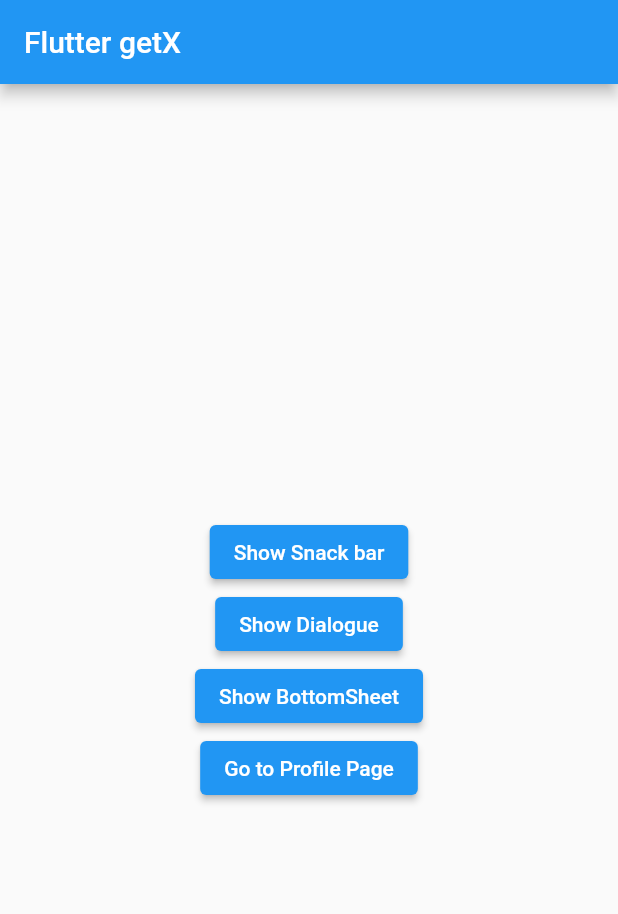
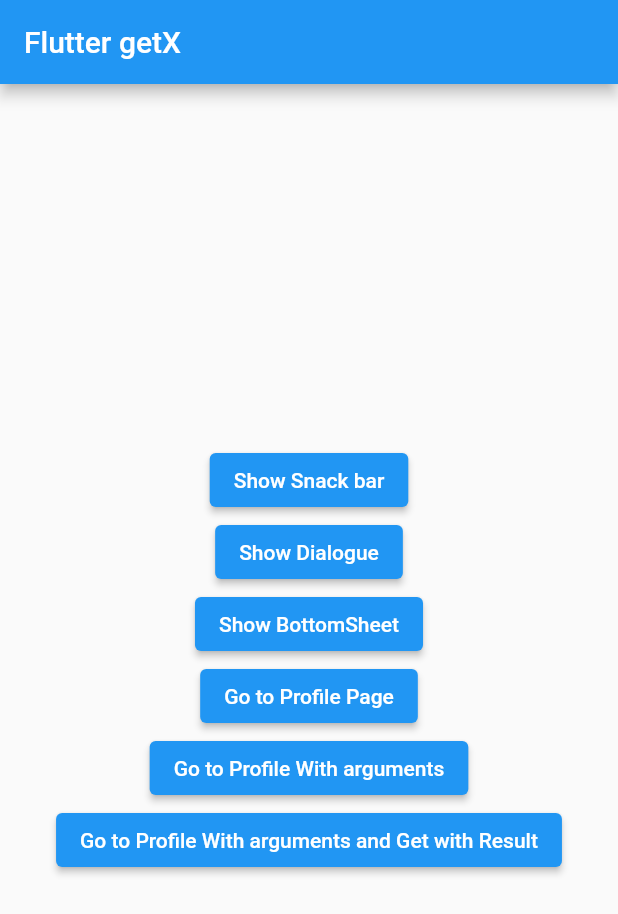
Before and after one commit to Junaed29/getx_demo_flutter, a Flutter app: the screen it shows after launch, on a phone screen of 412 x 824 dp. Shown: the top 914 px of the screen. Run offline on Flutter 3.47's test engine with Material 2 defaults, Android fonts, the phone set to English and light mode, and no system bars; our stand-ins replace get.

Commit message:
Getx Navigation with arguments

```diff
--- a/lib/screen/homepage.dart
+++ b/lib/screen/homepage.dart
@@ -82,6 +82,23 @@ class MyHomePage extends StatelessWidget {
               },
               child: const Text("Go to Profile Page"),
             ),
+            ElevatedButton(
+              onPressed: () {
+                Get.to(ProfilePage(), arguments: "From home");
+              },
+              child: const Text("Go to Profile With arguments"),
+            ),
+            ElevatedButton(
+              onPressed: () async {
+                var result =
+                    await Get.to(ProfilePage(), arguments: "From home");
+                if (result != null)
+                  Get.snackbar("Result", result,
+                      snackPosition: SnackPosition.BOTTOM);
+              },
+              child: const Text(
+                  "Go to Profile With arguments and Get with Result"),
+            ),
           ],
         ),
       ),
--- a/lib/screen/profile_page.dart
+++ b/lib/screen/profile_page.dart
@@ -4,6 +4,10 @@ import 'package:getx_demo_flutter/screen/cart_page.dart';
 
 class ProfilePage extends StatelessWidget {
   const ProfilePage({Key? key}) : super(key: key);
+
+  Widget getArguments() => Get.arguments != null
+      ? Text("${Get.arguments}")
+      : Text("${Get.arguments}");
 
   @override
   Widget build(BuildContext context) {
@@ -16,11 +20,20 @@ class ProfilePage extends StatelessWidget {
           mainAxisAlignment: MainAxisAlignment.center,
           crossAxisAlignment: CrossAxisAlignment.center,
           children: [
+            Get.arguments != null
+                ? Text("${Get.arguments}")
+                : const Text("No Data"),
             ElevatedButton(
               onPressed: () {
                 Get.back();
               },
               child: const Text("Back to Main Page"),
+            ),
+            ElevatedButton(
+              onPressed: () {
+                Get.back(result: "From Profile");
+              },
+              child: const Text("Back to Main Page with results"),
             ),
             ElevatedButton(
               onPressed: () {
```
